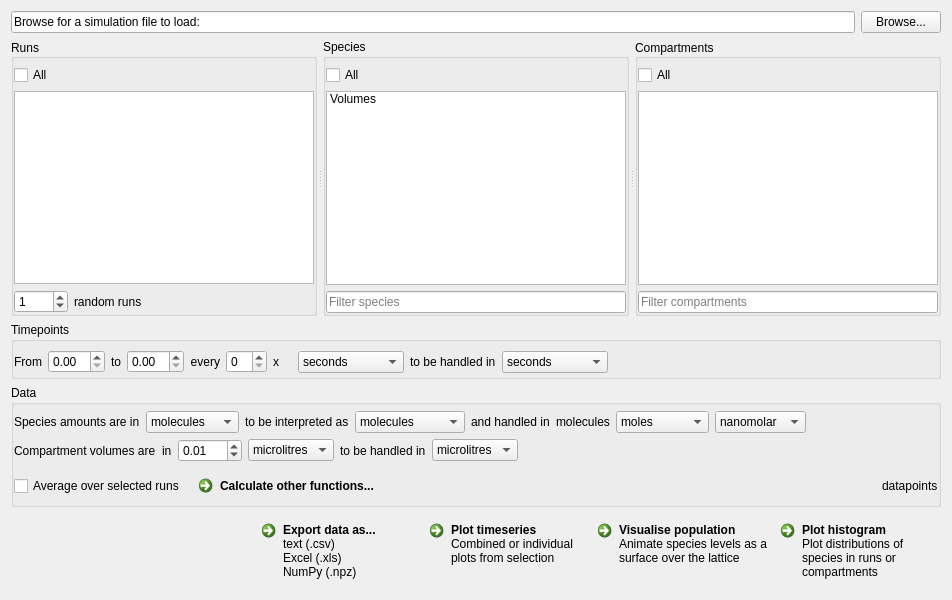
This is infobiotics/mcss/results/mcss_results_widget.ui in jvb/infobiotics-dashboard as Qt 5 draws it before an edit. The edited form follows.
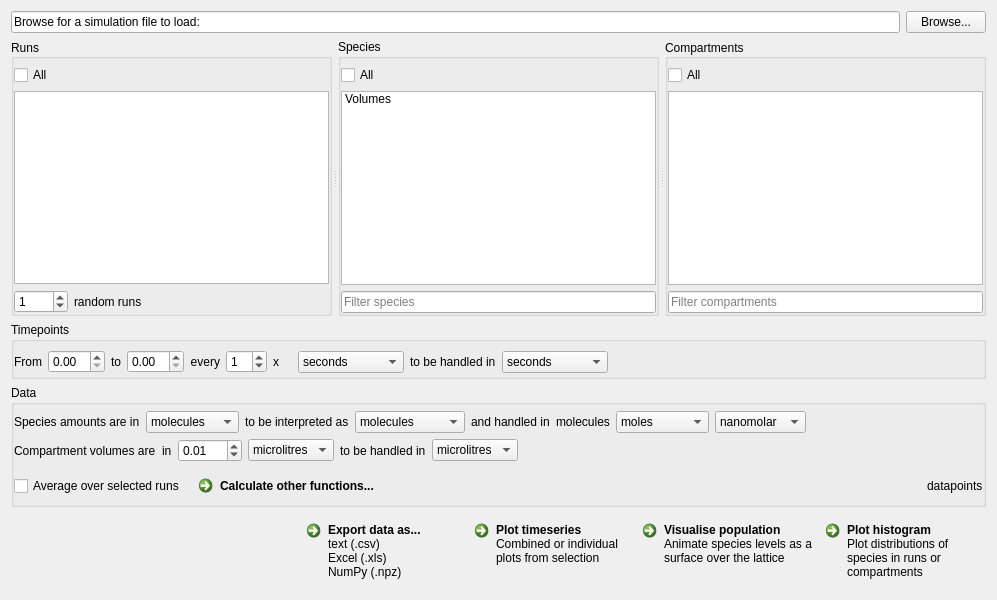
This is the edited form. Icons and pictures are not drawn. Custom widgets are drawn as their Qt base class.

Patch:
```diff
--- a/infobiotics/mcss/results/mcss_results_widget.ui
+++ b/infobiotics/mcss/results/mcss_results_widget.ui
@@ -9,7 +9,7 @@
    <rect>
     <x>0</x>
     <y>0</y>
-    <width>952</width>
+    <width>997</width>
     <height>600</height>
    </rect>
   </property>
@@ -561,6 +561,9 @@
           <property name="toolTip">
            <string>Select every &lt;I&gt;n&lt;/I&gt; timepoints from start to finish</string>
           </property>
+          <property name="value">
+           <number>1</number>
+          </property>
          </widget>
         </item>
         <item>
```
Left out of the diff: 2 changed lines with no effect on the pictures.
